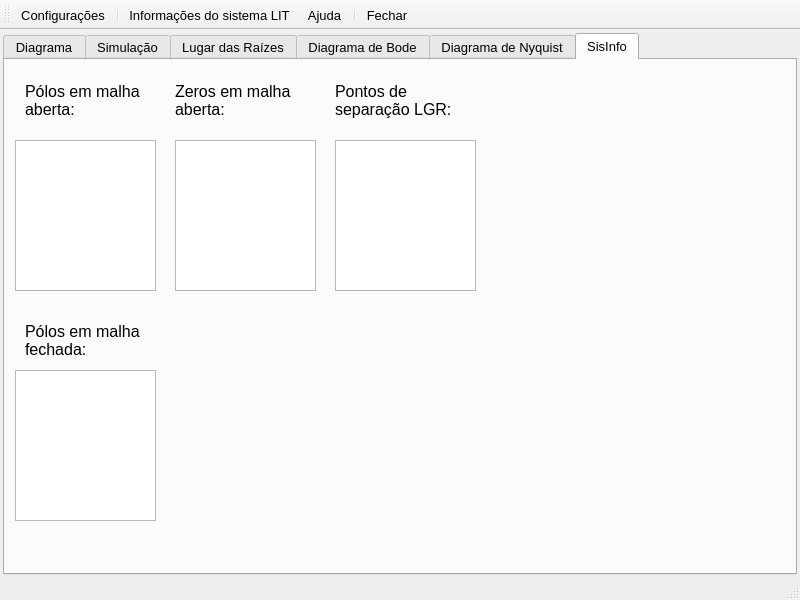
miguelmoreto/labcontrole, file LabControle2/MainWindow.ui: the form before one commit.
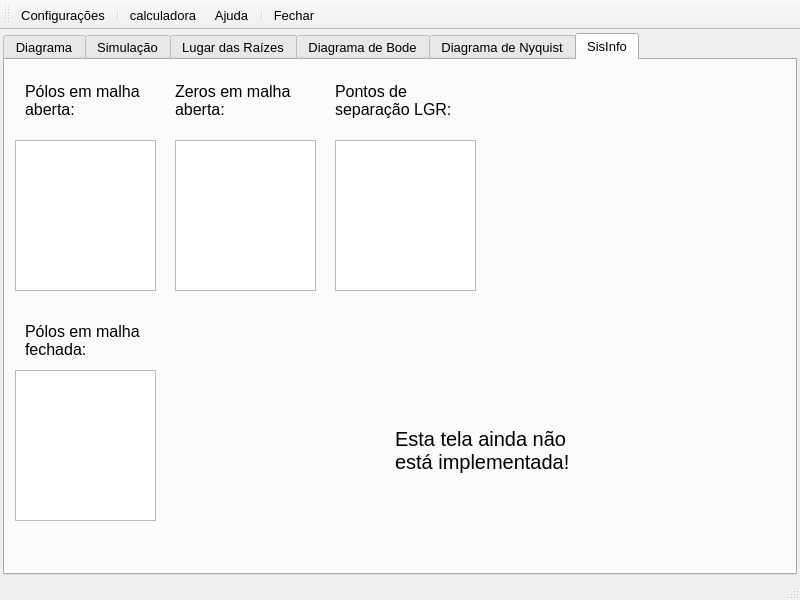
The form after the commit. The open tabs and pages were chosen to show the change. Icons and pictures are not drawn. Custom widgets are drawn as their Qt base class.

Commit message: Added calc button. Corrected severe bug in simulation, initial condition problem. Now using only lsim2.

What changed in the file:
```diff
--- a/LabControle2/MainWindow.ui
+++ b/LabControle2/MainWindow.ui
@@ -23,7 +23,7 @@
    </font>
   </property>
   <property name="windowTitle">
-   <string>LabControle 2.0 - Beta 1</string>
+   <string>LabControle 2.0 - Beta 2</string>
   </property>
   <property name="windowIcon">
    <iconset>
@@ -50,7 +50,7 @@
        </font>
       </property>
       <property name="currentIndex">
-       <number>5</number>
+       <number>2</number>
       </property>
       <widget class="QWidget" name="tabDiagrama">
        <attribute name="title">
@@ -2541,6 +2541,9 @@
                   <property name="maximum">
                    <double>1000.000000000000000</double>
                   </property>
+                  <property name="singleStep">
+                   <double>0.050000000000000</double>
+                  </property>
                   <property name="value">
                    <double>1.000000000000000</double>
                   </property>
@@ -3647,6 +3650,27 @@
          </rect>
         </property>
        </widget>
+       <widget class="QLabel" name="label">
+        <property name="geometry">
+         <rect>
+          <x>390</x>
+          <y>360</y>
+          <width>211</width>
+          <height>61</height>
+         </rect>
+        </property>
+        <property name="font">
+         <font>
+          <pointsize>15</pointsize>
+         </font>
+        </property>
+        <property name="text">
+         <string>Esta tela ainda não está implementada!</string>
+        </property>
+        <property name="wordWrap">
+         <bool>true</bool>
+        </property>
+       </widget>
       </widget>
      </widget>
     </item>
@@ -3665,7 +3689,7 @@
    </attribute>
    <addaction name="actionConfig"/>
    <addaction name="separator"/>
-   <addaction name="actionSysInfo"/>
+   <addaction name="actionCalc"/>
    <addaction name="actionHelp"/>
    <addaction name="separator"/>
    <addaction name="actionClose"/>
@@ -3680,16 +3704,16 @@
     <string>Carregar sistema</string>
    </property>
   </action>
-  <action name="actionSysInfo">
+  <action name="actionCalc">
    <property name="icon">
     <iconset>
-     <normaloff>images/about.png</normaloff>images/about.png</iconset>
+     <normaloff>images/calc.png</normaloff>images/calc.png</iconset>
    </property>
    <property name="text">
-    <string>Informações do sistema LIT</string>
+    <string>calculadora</string>
    </property>
    <property name="toolTip">
-    <string>Informações do sistema LIT</string>
+    <string>Executa a calculadora do sistema</string>
    </property>
   </action>
   <action name="actionConfig">
```
The commit also changes 4 other files.
